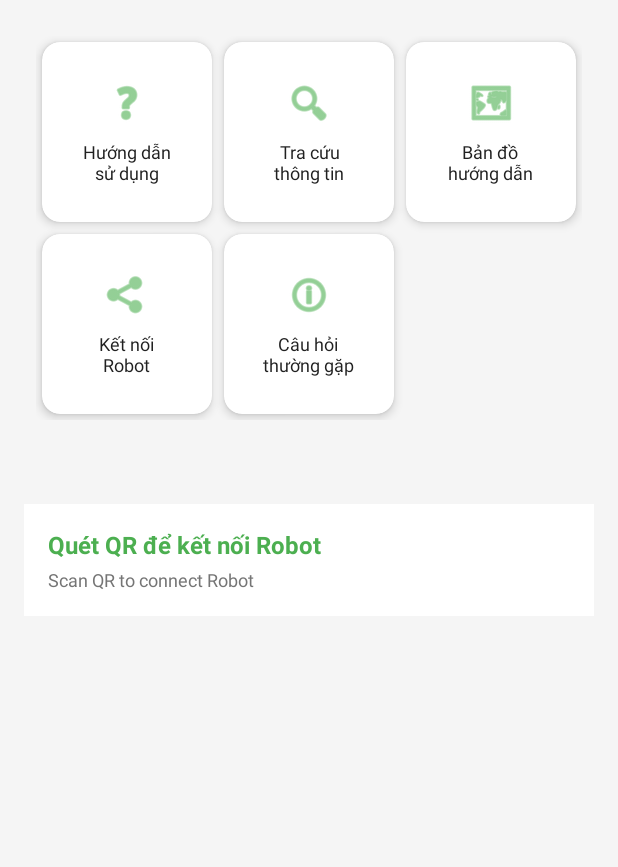
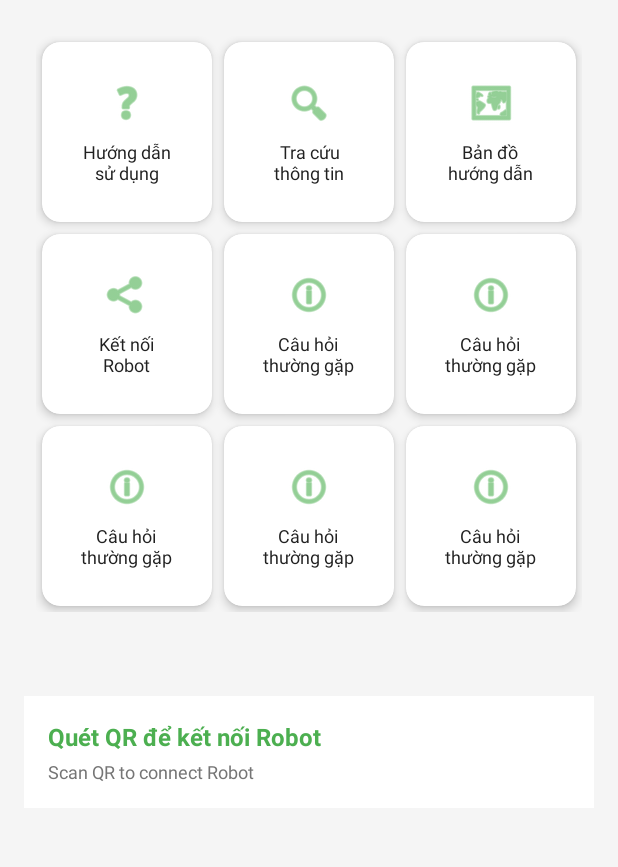
Before and after one commit to GreenDyy/NaiscorpRobotAssistant, an Android app: the screen it shows after launch (HomeActivity), on a phone screen of 412 x 824 dp, the part 84-951 px from its top. Run offline under Robolectric (Android 15) with nearby library versions, the phone set to English and light mode, and no system bars.

Commit message:
add: icon, ...

```diff
--- a/app/src/main/java/com/naiscorp/robotapp/core/BaseActivity.java
+++ b/app/src/main/java/com/naiscorp/robotapp/core/BaseActivity.java
@@ -1,7 +1,9 @@
 package com.naiscorp.robotapp.core;
 
 import android.content.Intent;
+import android.graphics.drawable.Drawable;
 import android.os.Bundle;
+import android.util.Log;
 import android.view.LayoutInflater;
 import android.view.View;
 import android.widget.FrameLayout;
@@ -17,10 +19,14 @@ import androidx.core.view.WindowInsetsCompat;
 import com.naiscorp.robotapp.R;
 import com.naiscorp.robotapp.ui.settings.SettingsActivity;
 
+import java.io.InputStream;
+
 public class BaseActivity extends AppCompatActivity {
 
     private TextView tvTitle;
     private FrameLayout container;
+
+    private ImageView imgLogo;
 
     @Override
     protected void onCreate(Bundle savedInstanceState) {
@@ -32,16 +38,26 @@ public class BaseActivity extends AppCompatActivity {
             v.setPadding(systemBars.left, systemBars.top, systemBars.right, systemBars.bottom);
             return insets;
         });
-
-        tvTitle = findViewById(R.id.tvTitle);
-        container = findViewById(R.id.container);
-
+        initView();
         tvTitle.setOnClickListener(new View.OnClickListener() {
             @Override
             public void onClick(View v) {
                 onTitleClick();
             }
         });
+    }
+
+    private void initView() {
+        tvTitle = findViewById(R.id.tvTitle);
+        container = findViewById(R.id.container);
+        imgLogo = findViewById(R.id.imgLogo);
+        try {
+            InputStream is = getAssets().open("icons/icon_plane.png");
+            Drawable drawable = Drawable.createFromStream(is, null);
+            imgLogo.setImageDrawable(drawable);
+        } catch (Exception e) {
+
+        }
     }
 
     @Override
@@ -56,7 +72,6 @@ public class BaseActivity extends AppCompatActivity {
 
     // Method để các Activity con có thể override
     protected  void onTitleClick() {
-        Toast.makeText(this, "onTitleClick", Toast.LENGTH_SHORT).show();
+//        Toast.makeText(this, "đây là Default", Toast.LENGTH_SHORT).show();
     }
-
 }
--- a/app/src/main/java/com/naiscorp/robotapp/ui/home/HomeActivity.java
+++ b/app/src/main/java/com/naiscorp/robotapp/ui/home/HomeActivity.java
@@ -62,6 +62,13 @@ public class HomeActivity extends BaseActivity {
         cardList.add(new HomeCard("Bản đồ\nhướng dẫn", "Bản đồ hướng dẫn", android.R.drawable.ic_menu_mapmode));
         cardList.add(new HomeCard("Kết nối\nRobot", "Kết nối Robot", android.R.drawable.ic_menu_share));
         cardList.add(new HomeCard("Câu hỏi\nthường gặp", "Câu hỏi thường gặp", android.R.drawable.ic_menu_info_details));
+        cardList.add(new HomeCard("Câu hỏi\nthường gặp", "Câu hỏi thường gặp", android.R.drawable.ic_menu_info_details));
+
+        cardList.add(new HomeCard("Câu hỏi\nthường gặp", "Câu hỏi thường gặp", android.R.drawable.ic_menu_info_details));
+
+        cardList.add(new HomeCard("Câu hỏi\nthường gặp", "Câu hỏi thường gặp", android.R.drawable.ic_menu_info_details));
+        cardList.add(new HomeCard("Câu hỏi\nthường gặp", "Câu hỏi thường gặp", android.R.drawable.ic_menu_info_details));
+
 
         // Cập nhật adapter
         cardAdapter.notifyDataSetChanged();
--- a/app/src/main/res/layout/activity_home.xml
+++ b/app/src/main/res/layout/activity_home.xml
@@ -21,7 +21,7 @@
             <androidx.recyclerview.widget.RecyclerView
                 android:id="@+id/recyclerViewCards"
                 android:layout_width="match_parent"
-                android:layout_height="wrap_content"
+                android:layout_height="0dp"
                 android:layout_weight="1"
                 android:layout_marginBottom="16dp"
                 android:padding="8dp"/>
--- a/app/src/main/res/layout/layout_header.xml
+++ b/app/src/main/res/layout/layout_header.xml
@@ -30,6 +30,15 @@
             android:textSize="16sp"
             android:textStyle="bold"
             android:layout_marginStart="8dp" />
+
+        <ImageView
+            android:id="@+id/imgLogo"
+            android:layout_width="24dp"
+            android:layout_height="24dp"
+            android:src="@drawable/ic_menu"
+            android:layout_marginStart="8dp"
+            android:scaleType="fitXY"
+            app:tint="@color/white" />
     </LinearLayout>
 
     <!-- Tiêu đề chính (Mid)-->
```
Also changed, not shown: app/src/main/assets/icons/icon_plane.png (added).
